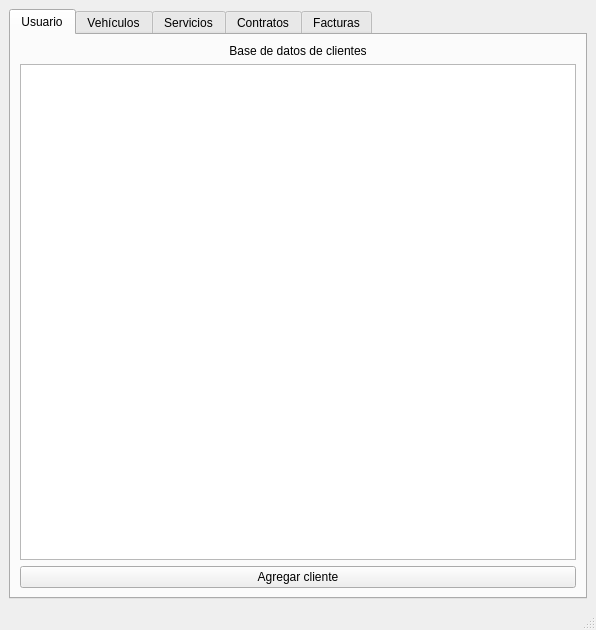
Old version of the form interfaz.ui in the repository ValentinaColmenares/Proyecto_Concesionario.
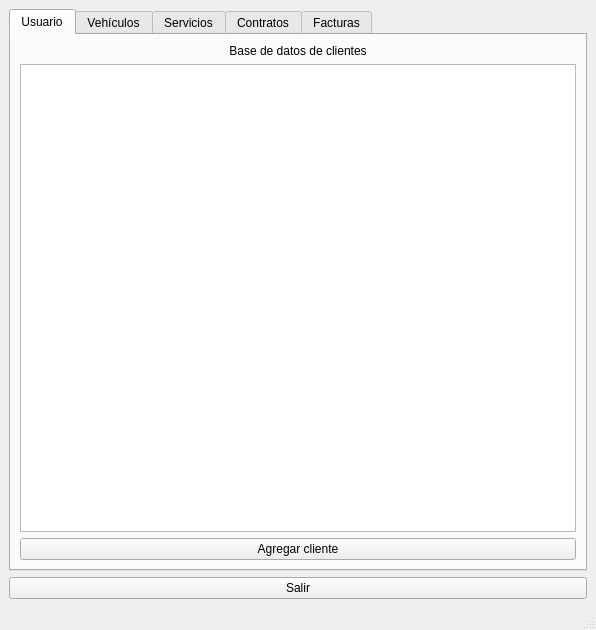
New version of the form. The open tabs and pages were chosen to show the change.

Commit message: Botón Salir

```diff
--- a/interfaz.ui
+++ b/interfaz.ui
@@ -180,6 +180,13 @@
       </widget>
      </widget>
     </item>
+    <item>
+     <widget class="QPushButton" name="bSalir">
+      <property name="text">
+       <string>Salir</string>
+      </property>
+     </widget>
+    </item>
    </layout>
   </widget>
   <widget class="QStatusBar" name="statusbar"/>
```
Left out of the diff: 21 changed lines with no effect on the pictures. The commit also changes 17 other files.
